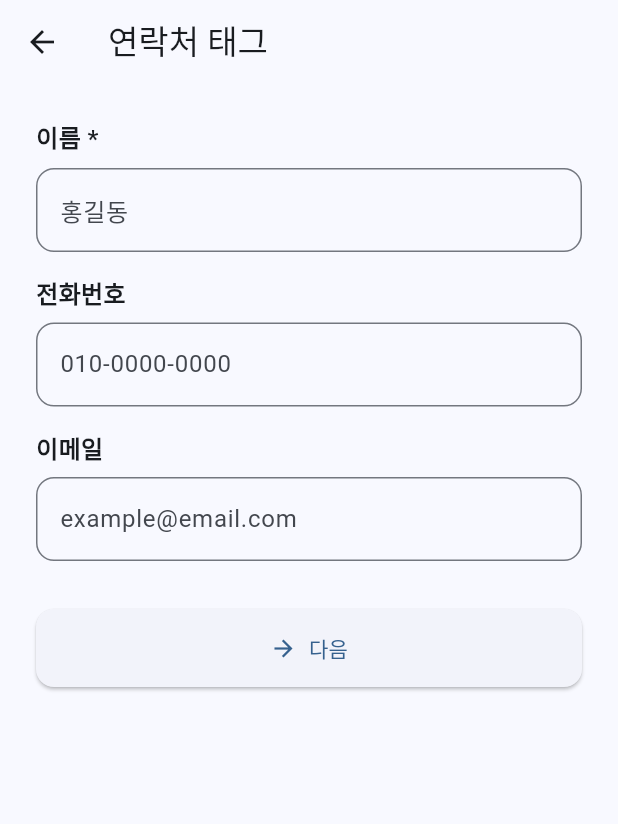
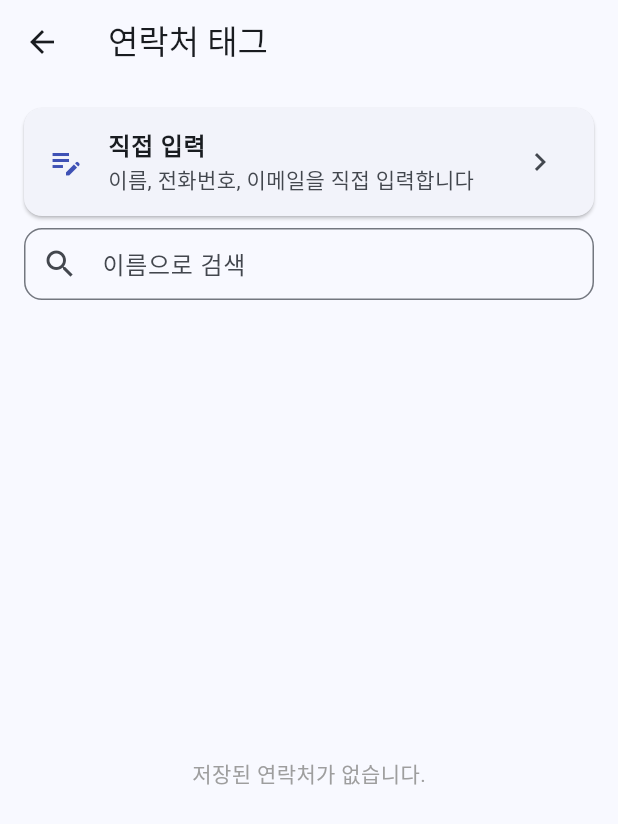
Before and after one commit to tawool83/app_tag, a Flutter app: the screen it shows after launch, after a tap on "연락처", on a phone screen of 412 x 824 dp. Shown: the top 824 px of the screen. Run offline on Flutter 3.47's test engine with Material 3 defaults, Android fonts, the phone set to English and light mode, and no system bars; our stand-ins replace flutter_contacts, flutter_riverpod, hive_flutter, image_gallery_saver, pdf, permission_handler and 4 more; missing offline and left inert: device_apps, nfc_manager; accounts and stored records are empty.

Commit message:
feat: 연락처 피커, 홈 AppBar QR 아이콘/타이틀 개선
- 연락처 태그: 기기 주소록 연락처 목록 표시 (flutter_contacts)
  - 화면 상단 "직접 입력" 카드 고정, 하단 연락처 ListView
  - 이름 실시간 검색 필터링
  - 연락처 탭 → output-selector 자동 이동 (name/phone/email)
  - 권한 거부 시 안내 + 설정 열기 버튼
  - ContactManualFormScreen 분리 (/contact-manual 라우트 추가)
  - Android READ_CONTACTS / iOS NSContactsUsageDescription 권한 추가
- 홈 AppBar: QR 아이콘 + NFC 아이콘 나란히 표시 (leadingWidth: 72)
- 홈 AppBar: iOS 단축어 타일 아이콘 CupertinoIcons.square_stack_3d_up 적용
- 홈 AppBar: 타이틀 "App Tag" → "QR, NFC 생성기" 변경

Co-Authored-By: Claude Sonnet 4.6 <noreply@anthropic.com>

```diff
--- a/lib/app/router.dart
+++ b/lib/app/router.dart
@@ -10,6 +10,7 @@ import '../features/help/help_screen.dart';
 import '../features/clipboard_tag/clipboard_tag_screen.dart';
 import '../features/website_tag/website_tag_screen.dart';
 import '../features/contact_tag/contact_tag_screen.dart';
+import '../features/contact_tag/contact_manual_form.dart';
 import '../features/wifi_tag/wifi_tag_screen.dart';
 import '../features/location_tag/location_tag_screen.dart';
 import '../features/event_tag/event_tag_screen.dart';
@@ -28,6 +29,7 @@ class AppRouter {
   static const clipboardTag   = '/clipboard-tag';
   static const websiteTag     = '/website-tag';
   static const contactTag     = '/contact-tag';
+  static const contactManual  = '/contact-manual';
   static const wifiTag        = '/wifi-tag';
   static const locationTag    = '/location-tag';
   static const eventTag       = '/event-tag';
@@ -67,6 +69,8 @@ class AppRouter {
         return MaterialPageRoute(builder: (_) => const WebsiteTagScreen());
       case contactTag:
         return MaterialPageRoute(builder: (_) => const ContactTagScreen());
+      case contactManual:
+        return MaterialPageRoute(builder: (_) => const ContactManualFormScreen());
       case wifiTag:
         return MaterialPageRoute(builder: (_) => const WifiTagScreen());
       case locationTag:
--- a/lib/features/contact_tag/contact_tag_screen.dart
+++ b/lib/features/contact_tag/contact_tag_screen.dart
@@ -1,4 +1,6 @@
 import 'package:flutter/material.dart';
+import 'package:flutter_contacts/flutter_contacts.dart';
+import 'package:permission_handler/permission_handler.dart';
 import '../../shared/utils/tag_payload_encoder.dart';
 
 class ContactTagScreen extends StatefulWidget {
@@ -9,30 +11,77 @@ class ContactTagScreen extends StatefulWidget {
 }
 
 class _ContactTagScreenState extends State<ContactTagScreen> {
-  final _formKey = GlobalKey<FormState>();
-  final _nameController = TextEditingController();
-  final _phoneController = TextEditingController();
-  final _emailController = TextEditingController();
+  List<Contact> _contacts = [];
+  List<Contact> _filtered = [];
+  bool _loading = true;
+  bool _permissionDenied = false;
+  final _searchController = TextEditingController();
+
+  @override
+  void initState() {
+    super.initState();
+    _searchController.addListener(_onSearchChanged);
+    _loadContacts();
+  }
 
   @override
   void dispose() {
-    _nameController.dispose();
-    _phoneController.dispose();
-    _emailController.dispose();
+    _searchController.dispose();
     super.dispose();
   }
 
-  void _onNext() {
-    if (!_formKey.currentState!.validate()) return;
+  Future<void> _loadContacts() async {
+    setState(() => _loading = true);
+
+    final granted = await FlutterContacts.requestPermission(readonly: true);
+    if (!granted) {
+      setState(() {
+        _permissionDenied = true;
+        _loading = false;
+      });
+      return;
+    }
+
+    final contacts = await FlutterContacts.getContacts(
+      withProperties: true,
+    );
+    contacts.sort((a, b) =>
+        a.displayName.toLowerCase().compareTo(b.displayName.toLowerCase()));
+
+    setState(() {
+      _contacts = contacts;
+      _filtered = contacts;
+      _loading = false;
+    });
+  }
+
+  void _onSearchChanged() {
+    final query = _searchController.text.toLowerCase();
+    setState(() {
+      _filtered = query.isEmpty
+          ? _contacts
+          : _contacts
+              .where((c) => c.displayName.toLowerCase().contains(query))
+              .toList();
+    });
+  }
+
+  void _onContactSelected(Contact contact) {
+    final name = contact.displayName;
+    final phone =
+        contact.phones.isNotEmpty ? contact.phones.first.number : '';
+    final email =
+        contact.emails.isNotEmpty ? contact.emails.first.address : '';
+
     Navigator.pushNamed(
       context,
       '/output-selector',
       arguments: {
         'appName': '연락처',
         'deepLink': TagPayloadEncoder.contact(
-          name: _nameController.text.trim(),
-          phone: _phoneController.text.trim(),
-          email: _emailController.text.trim(),
+          name: name,
+          phone: phone,
+          email: email,
         ),
         'platform': 'universal',
         'outputType': 'qr',
@@ -46,71 +95,121 @@ class _ContactTagScreenState extends State<ContactTagScreen> {
   Widget build(BuildContext context) {
     return Scaffold(
       appBar: AppBar(title: const Text('연락처 태그')),
-      body: SingleChildScrollView(
-        padding: const EdgeInsets.all(24),
-        child: Form(
-          key: _formKey,
-          child: Column(
-            crossAxisAlignment: CrossAxisAlignment.start,
-            children: [
-              _label('이름 *'),
-              _field(_nameController, hint: '홍길동', validator: (v) =>
-                  (v == null || v.trim().isEmpty) ? '이름을 입력해주세요.' : null),
-              const SizedBox(height: 16),
-              _label('전화번호'),
-              _field(_phoneController,
-                  hint: '010-0000-0000',
-                  keyboardType: TextInputType.phone),
-              const SizedBox(height: 16),
-              _label('이메일'),
-              _field(_emailController,
-                  hint: 'example@email.com',
-                  keyboardType: TextInputType.emailAddress,
-                  validator: (v) {
-                    if (v == null || v.trim().isEmpty) return null;
-                    if (!v.contains('@')) return '올바른 이메일 형식으로 입력해주세요.';
-                    return null;
-                  }),
-              const SizedBox(height: 32),
-              SizedBox(
-                width: double.infinity,
-                child: ElevatedButton.icon(
-                  onPressed: _onNext,
-                  icon: const Icon(Icons.arrow_forward),
-                  label: const Text('다음'),
-                  style: ElevatedButton.styleFrom(
-                    padding: const EdgeInsets.symmetric(vertical: 16),
-                    shape: RoundedRectangleBorder(
-                        borderRadius: BorderRadius.circular(12)),
-                  ),
-                ),
-              ),
-            ],
-          ),
+      body: Column(
+        children: [
+          _buildDirectInputCard(),
+          _buildSearchField(),
+          Expanded(child: _buildContactList()),
+        ],
+      ),
+    );
+  }
+
+  Widget _buildDirectInputCard() {
+    return Card(
+      margin: const EdgeInsets.fromLTRB(16, 16, 16, 8),
+      shape: RoundedRectangleBorder(borderRadius: BorderRadius.circular(12)),
+      child: ListTile(
+        leading: const Icon(Icons.edit_note, color: Colors.indigo),
+        title: const Text('직접 입력',
+            style: TextStyle(fontWeight: FontWeight.w600)),
+        subtitle: const Text('이름, 전화번호, 이메일을 직접 입력합니다'),
+        trailing: const Icon(Icons.chevron_right),
+        onTap: () => Navigator.pushNamed(context, '/contact-manual'),
+      ),
+    );
+  }
+
+  Widget _buildSearchField() {
+    return Padding(
+      padding: const EdgeInsets.fromLTRB(16, 0, 16, 8),
+      child: TextField(
+        controller: _searchController,
+        decoration: InputDecoration(
+          hintText: '이름으로 검색',
+          prefixIcon: const Icon(Icons.search),
+          border:
+              OutlineInputBorder(borderRadius: BorderRadius.circular(12)),
+          contentPadding: const EdgeInsets.symmetric(vertical: 10),
         ),
       ),
     );
   }
 
-  Widget _label(String text) => Padding(
-        padding: const EdgeInsets.only(bottom: 8),
-        child: Text(text,
-            style: const TextStyle(fontSize: 16, fontWeight: FontWeight.bold)),
-      );
+  Widget _buildContactList() {
+    if (_loading) {
+      return const Center(child: CircularProgressIndicator());
+    }
+    if (_permissionDenied) {
+      return _buildPermissionDeniedState();
+    }
+    if (_filtered.isEmpty) {
+      return _buildEmptyState();
+    }
+    return ListView.builder(
+      itemCount: _filtered.length,
+      itemBuilder: (_, i) => _buildContactTile(_filtered[i]),
+    );
+  }
 
-  Widget _field(
-    TextEditingController controller, {
-    required String hint,
-    TextInputType? keyboardType,
-    String? Function(String?)? validator,
-  }) =>
-      TextFormField(
-        controller: controller,
-        keyboardType: keyboardType,
-        decoration: InputDecoration(
-          hintText: hint,
-          border: OutlineInputBorder(borderRadius: BorderRadius.circular(12)),
+  Widget _buildContactTile(Contact contact) {
+    final name = contact.displayName;
+    final phone = contact.phones.isNotEmpty
+        ? contact.phones.first.number
+        : '전화번호 없음';
+    final initial = name.isNotEmpty ? name[0].toUpperCase() : '?';
+
+    return ListTile(
+      leading: CircleAvatar(
+        backgroundColor: Colors.indigo.shade100,
+        child: Text(initial,
+            style: const TextStyle(
+                color: Colors.indigo, fontWeight: FontWeight.bold)),
+      ),
+      title: Text(name),
+      subtitle: Text(phone,
+          style: TextStyle(color: Colors.grey.shade600, fontSize: 13)),
+      onTap: () => _onContactSelected(contact),
+    );
+  }
+
+  Widget _buildPermissionDeniedState() {
+    return Center(
+      child: Padding(
+        padding: const EdgeInsets.all(32),
+        child: Column(
+          mainAxisSize: MainAxisSize.min,
+          children: [
+            const Icon(Icons.contacts, size: 64, color: Colors.grey),
+            const SizedBox(height: 16),
+            const Text('연락처 접근 권한이 필요합니다',
+                style:
+                    TextStyle(fontSize: 16, fontWeight: FontWeight.w600)),
+            const SizedBox(height: 8),
+            const Text(
+              '직접 입력을 사용하거나 설정에서 권한을 허용해주세요.',
+              textAlign: TextAlign.center,
+              style: TextStyle(color: Colors.grey),
+            ),
+            const SizedBox(height: 24),
+            ElevatedButton.icon(
+              onPressed: () => openAppSettings(),
+              icon: const Icon(Icons.settings),
+              label: const Text('설정 열기'),
+            ),
+          ],
         ),
-        validator: validator,
-      );
+      ),
+    );
+  }
+
+  Widget _buildEmptyState() {
+    final isSearching = _searchController.text.isNotEmpty;
+    return Center(
+      child: Text(
+        isSearching ? '검색 결과가 없습니다.' : '저장된 연락처가 없습니다.',
+        style: const TextStyle(color: Colors.grey),
+      ),
+    );
+  }
 }
--- a/lib/features/home/home_screen.dart
+++ b/lib/features/home/home_screen.dart
@@ -1,4 +1,5 @@
 import 'dart:io';
+import 'package:flutter/cupertino.dart';
 import 'package:flutter/material.dart';
 import '../../services/settings_service.dart';
 
@@ -55,8 +56,8 @@ class _HomeScreenState extends State<HomeScreen> {
     return [
       _TileItem(
         key: 'app',
-        icon: Platform.isAndroid ? Icons.apps : Icons.shortcut,
-        label: Platform.isAndroid ? '앱 실행' : '단축키',
+        icon: Platform.isAndroid ? Icons.apps : CupertinoIcons.square_stack_3d_up,
+        label: Platform.isAndroid ? '앱 실행' : '단축어',
         iconColor: Colors.indigo,
         onTap: () => Navigator.pushNamed(
           context,
@@ -139,12 +140,20 @@ class _HomeScreenState extends State<HomeScreen> {
       );
     }
     return AppBar(
+      leadingWidth: 72,
       leading: const Padding(
-        padding: EdgeInsets.only(left: 16),
-        child: Icon(Icons.nfc),
+        padding: EdgeInsets.only(left: 12),
+        child: Row(
+          mainAxisSize: MainAxisSize.min,
+          children: [
+            Icon(Icons.qr_code),
+            SizedBox(width: 4),
+            Icon(Icons.nfc),
+          ],
+        ),
       ),
       title: const Text(
-        'App Tag',
+        'QR, NFC 생성기',
         style: TextStyle(
             fontFamily: 'BitcountGridDouble', fontWeight: FontWeight.bold),
       ),
--- a/pubspec.yaml
+++ b/pubspec.yaml
@@ -60,6 +60,7 @@ dependencies:
   permission_handler: ^11.3.1
   url_launcher: ^6.3.0
   shared_preferences: ^2.3.0
+  flutter_contacts: ^1.1.9+1
 
 dev_dependencies:
   flutter_test:
```
Also changed, not shown: lib/features/contact_tag/contact_manual_form.dart (added, +120 -0 lines), .bkit/state/pdca-status.json, pubspec.lock, 7 other files.
